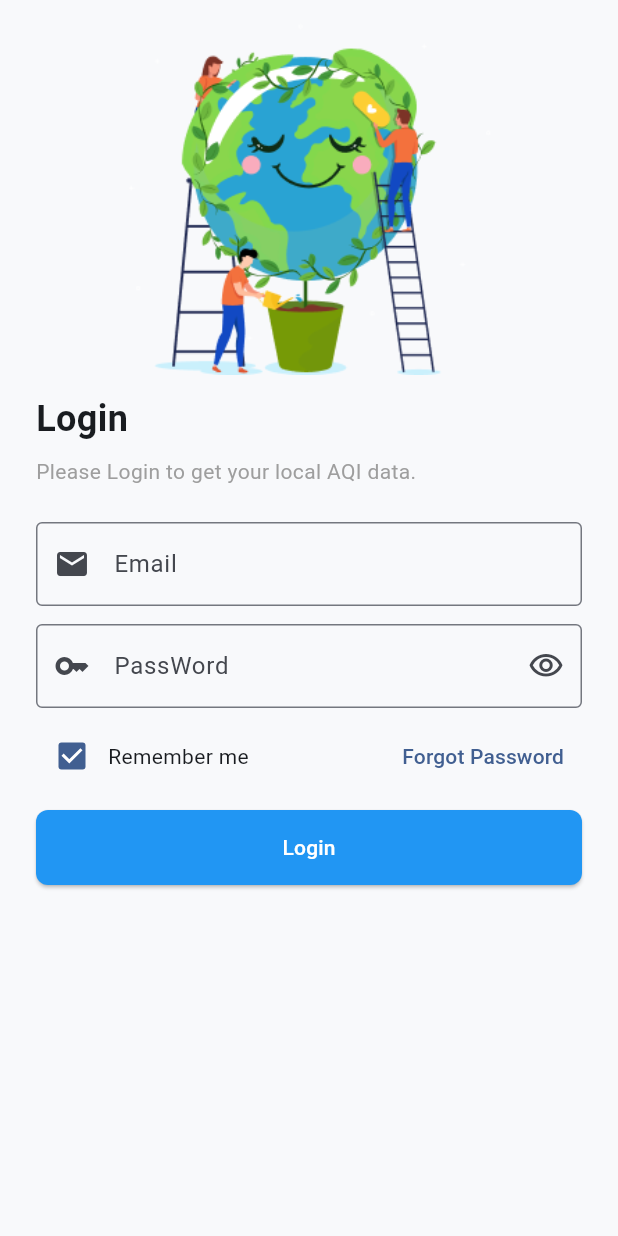
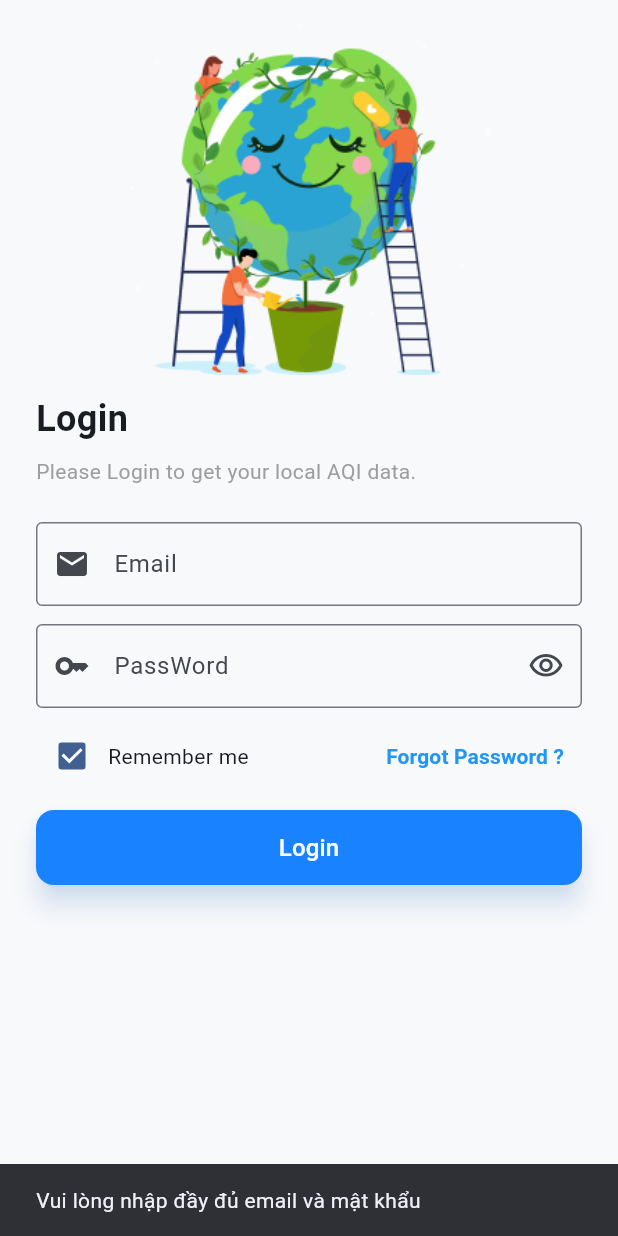
Before and after one commit to hviiet/flutter-training, a Flutter app: the LoginScreen screen opened directly, after a tap on "Login", on a phone screen of 412 x 824 dp. Run offline on Flutter 3.47's test engine with Material 3 defaults, Android fonts, the phone set to English and light mode, and no system bars; our stand-ins replace dio, shared_preferences; accounts and stored records are empty; Roboto replaces fonts that are missing (Arial).

Commit message:
Week 3 update

```diff
--- a/lib/screens/login_screen.dart
+++ b/lib/screens/login_screen.dart
@@ -1,4 +1,7 @@
 import 'package:flutter/material.dart';
+import 'package:provider/provider.dart';
+
+import '../providers/app_flow_provider.dart';
 
 class LoginScreen extends StatefulWidget {
   const LoginScreen({super.key});
@@ -11,8 +14,20 @@ class _LoginScreenState extends State<LoginScreen> {
   bool rememberMe = true;
   bool hidePassword = true;
 
+  final emailController = TextEditingController();
+  final passwordController = TextEditingController();
+
+  @override
+  void dispose() {
+    emailController.dispose();
+    passwordController.dispose();
+    super.dispose();
+  }
+
   @override
   Widget build(BuildContext context) {
+    final appFlow = context.watch<AppFlowProvider>();
+
     return Scaffold(
       body: SafeArea(
         child: SingleChildScrollView(
@@ -55,6 +70,7 @@ class _LoginScreenState extends State<LoginScreen> {
 
                 //Ô nhập địa chỉ email
                 TextField(
+                  controller: emailController,
                   keyboardType: TextInputType.emailAddress,
                   decoration: const InputDecoration(
                     hintText: 'Email',
@@ -66,6 +82,7 @@ class _LoginScreenState extends State<LoginScreen> {
                 const SizedBox(height: 12),
                 // Ô nhập PassWord
                 TextField(
+                  controller: passwordController,
                   obscureText: hidePassword,
                   decoration: InputDecoration(
                     hintText: 'PassWord',
@@ -109,25 +126,62 @@ class _LoginScreenState extends State<LoginScreen> {
                     ),
                     TextButton(
                       onPressed: (){},
-                     child: const Text('Forgot Password'),
+                     child: const Text(
+                      'Forgot Password ?',
+                      style: TextStyle(
+                        color: Colors.blue,
+                        fontWeight: FontWeight.w600,
+                      ),
+                      ),
                      ),
                   ],
                 ),
                 const SizedBox(height: 12),
 
+                if (appFlow.errorMessage != null) ...[
+                  Text(
+                    appFlow.errorMessage!,
+                    style: const TextStyle(color: Colors.red),
+                  ),
+                  const SizedBox(height: 12),
+                ],
+
                 // Nút Login
                 SizedBox(
                   height: 50,
                   child: ElevatedButton(
-                    onPressed: (){},
+                    onPressed: appFlow.isLoggingIn ? null : handleLogin,
                     style: ElevatedButton.styleFrom(
-                      backgroundColor: Colors.blue,
+                      backgroundColor: const Color(0xFF1882FF),
                       foregroundColor: Colors.white,
-                      shape: RoundedRectangleBorder(
-                        borderRadius: BorderRadius.circular(8)
+                      elevation: 7,
+                      shadowColor: const Color.fromRGBO(
+                        33,
+                        133,
+                         245,
+                          0.3,
+                          ),
+                          shape: RoundedRectangleBorder(
+                            borderRadius: BorderRadius.circular(12),
+                          ),
+                       ),
+                    child: appFlow.isLoggingIn
+                      ? const SizedBox(
+                        width: 22,
+                        height: 22,
+                        child: CircularProgressIndicator(
+                          strokeWidth: 2,
+                          color: Colors.white,
+
+                        ),
+                      )
+                      : const Text(
+                        'Login',
+                        style: TextStyle(
+                          fontSize: 16,
+                          color: Colors.white,
+                        ),
                       ),
-                    ),
-                    child: const Text('Login')
                     ),
                 ),
 
@@ -139,4 +193,22 @@ class _LoginScreenState extends State<LoginScreen> {
         ),
     );
   }
+
+
+  Future<void> handleLogin() async {
+  final email = emailController.text.trim();
+  final password = passwordController.text;
+
+  if (email.isEmpty || password.isEmpty) {
+    ScaffoldMessenger.of(context).showSnackBar(
+      const SnackBar(content: Text('Vui lòng nhập đầy đủ email và mật khẩu')),
+    );
+    return;
+  }
+
+  await context.read<AppFlowProvider>().login(
+    email: email,
+    password: password,
+  );
 }
+}
--- a/lib/screens/more_screen.dart
+++ b/lib/screens/more_screen.dart
@@ -1,5 +1,7 @@
 import 'package:flutter/material.dart';
+import 'package:provider/provider.dart';
 
+import '../providers/app_flow_provider.dart';
 class MoreScreen extends StatelessWidget {
   const MoreScreen({super.key});
 
@@ -164,8 +166,9 @@ class MoreScreen extends StatelessWidget {
               child: const Text('Cancel'),
             ),
             ElevatedButton(
-              onPressed: () {
+              onPressed: () async {
                 Navigator.pop(dialogContext);
+                await context.read<AppFlowProvider>().logout();
               },
               child: const Text('Logout'),
             ),
--- /dev/null
+++ b/lib/services/auth_service.dart
@@ -0,0 +1,78 @@
+import 'package:dio/dio.dart';
+import 'token_storage.dart';
+
+class AuthService {
+  static const baseUrl = 'https://api.escuelajs.co/api/v1';
+
+  final Dio _dio = Dio(
+    BaseOptions(
+      baseUrl: baseUrl,
+      connectTimeout: const Duration(seconds: 10),
+      receiveTimeout: const Duration(seconds: 10),
+      headers: {
+        'Content-Type' : 'application/json',
+      },
+      ),
+  );
+
+  final TokenStorage tokenStorage;
+
+  AuthService(this.tokenStorage);
+
+  Future<void> login({
+    required String email,
+    required String password,
+  }) async {
+    try {
+      // gửi request đăng nhập đến API với email và password
+      final response = await _dio.post(
+        '/auth/login',
+        data: {
+          'email' : email,
+          'password': password,
+        }
+      );
+      // Lưu accessToken và refreshToken vào SharedPreferences
+
+      await tokenStorage.saveTokens(
+        accessToken: response.data['access_token'],
+        refreshToken: response.data['refresh_token']
+        );
+    } on DioException catch (error) {
+      // xử lý lỗi khi đăng nhập thất bại
+      if (error.response?.statusCode == 401){
+        throw Exception('Email hoặc mật khẩu không chính xác');
+      }
+
+      throw Exception('Không thể kết nối đến máy chủ');
+    }
+  }
+
+  Future<bool> refreshToken() async {
+    //hàm xin token mới khi accessToken hết hạn, sử dụng refreshToken để xin accessToken mới
+    final refreshToken = await tokenStorage.getRefreshToken();
+    if (refreshToken == null) return false;
+
+    try {
+      // gửi request xin accessToken mới đến API với refreshToken
+      final response = await _dio.post(
+        '/auth/refresh-token',
+        data: {'refreshToken': refreshToken},
+      );
+      // reset accessToken và refreshToken mới vào SharedPreferences
+
+      await tokenStorage.saveTokens(
+        accessToken: response.data['access_token'] as String,
+        refreshToken: response.data['refresh_token'] as String,
+      );
+      return true;
+    } catch (_) {
+      await tokenStorage.clearTokens();
+      return false;
+    }
+
+  }
+
+  Future<void> logout() => tokenStorage.clearTokens();
+  // xóa phiên lưu trên thiết bị khi người dùng đăng xuất
+}
--- a/pubspec.yaml
+++ b/pubspec.yaml
@@ -35,6 +35,8 @@ dependencies:
   # Use with the CupertinoIcons class for iOS style icons.
   cupertino_icons: ^1.0.8
   provider: ^6.1.5+1
+  dio: ^5.11.0
+  shared_preferences: ^2.5.5
 
 dev_dependencies:
   flutter_test:
```
Also changed, not shown: lib/main.dart (+8 -5 lines), lib/providers/app_flow_provider.dart (added, +94 -0 lines), lib/screens/auth_gate.dart (added, +25 -0 lines), lib/screens/location_detail_screen.dart (added, +47 -0 lines), lib/screens/onboarding_screen.dart (+6 -9 lines), lib/services/api_client.dart (added, +87 -0 lines), lib/services/token_storage.dart (added, +38 -0 lines), pubspec.lock, 3 other files.
